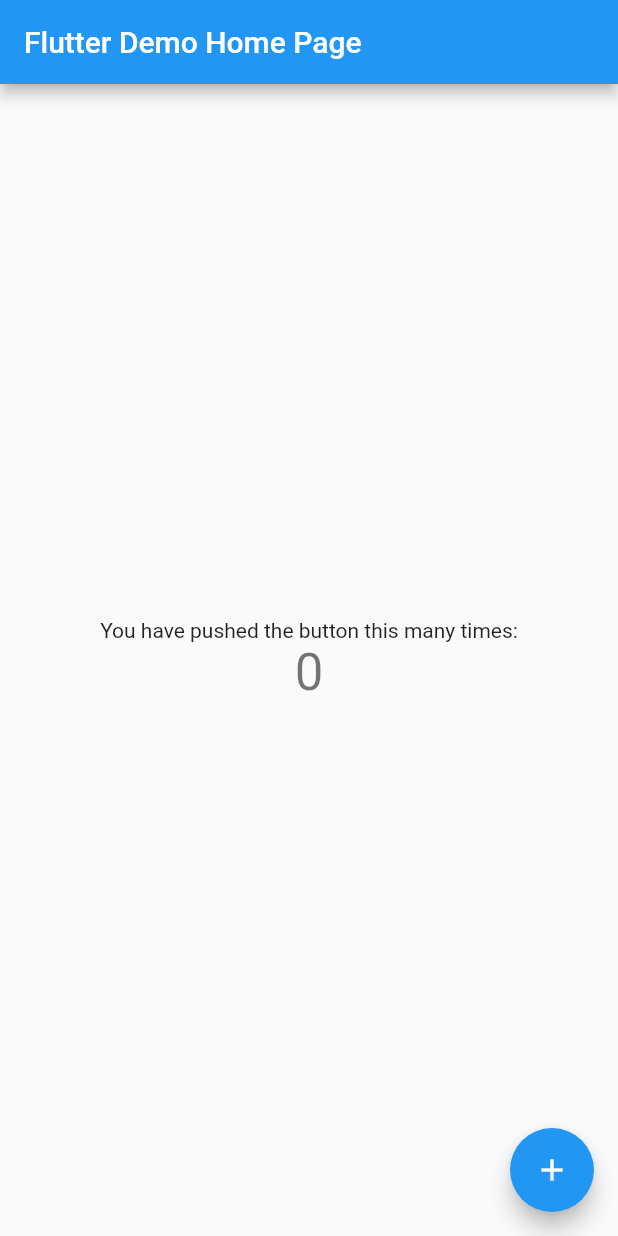
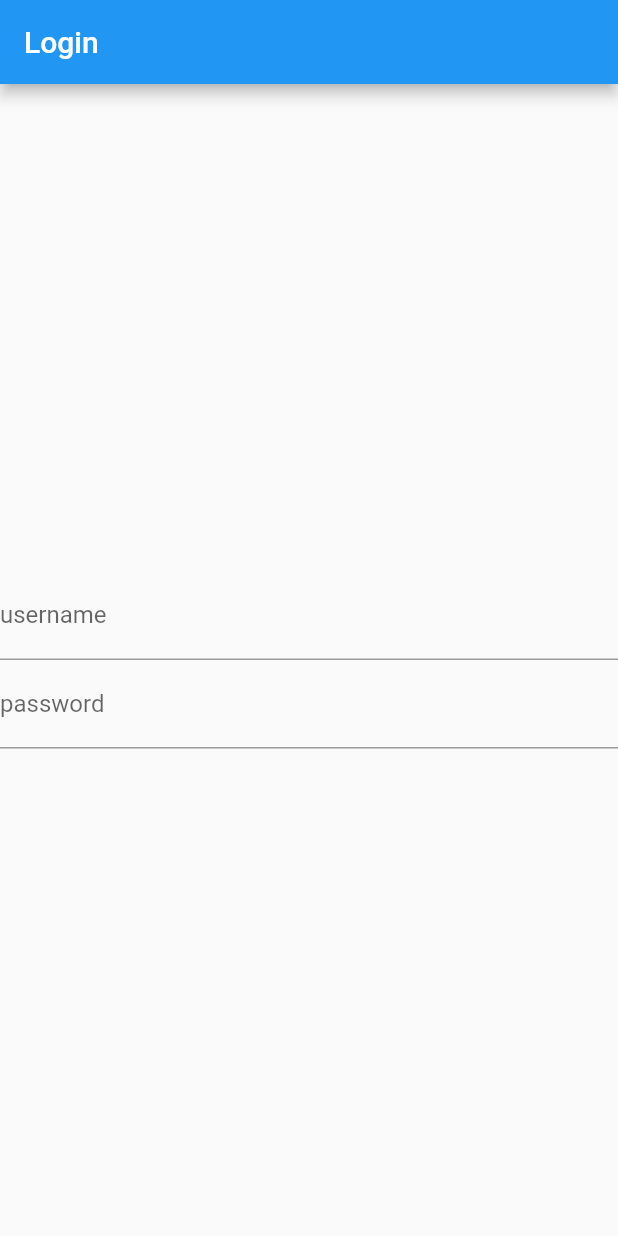
Before and after one commit to viniciusromani/poc-flutter, a Flutter app: the screen it shows after launch, on a phone screen of 412 x 824 dp. Run offline on Flutter 3.47's test engine with Material 2 defaults, Android fonts, the phone set to English and light mode, and no system bars.

Commit message:
splitting presentation

```diff
--- a/lib/main.dart
+++ b/lib/main.dart
@@ -1,5 +1,5 @@
 import 'package:flutter/material.dart';
-import 'presentation/app/POCApp.dart';
+import 'presentation/app/App.dart';
 
 void main() {
   runApp(const App());
--- /dev/null
+++ b/lib/presentation/app/App.dart
@@ -0,0 +1,17 @@
+import 'package:flutter/material.dart';
+import 'package:poc_flutter/presentation/page/LoginPage.dart';
+
+class App extends StatelessWidget {
+  const App({super.key});
+
+  @override
+  Widget build(BuildContext context) {
+    return MaterialApp(
+      title: 'POC Flutter',
+      theme: ThemeData(
+        primarySwatch: Colors.blue,
+      ),
+      home: const LoginPage(),
+    );
+  }
+}
--- a/lib/presentation/app/POCApp.dart
+++ /dev/null
@@ -1,111 +0,0 @@
-import 'package:flutter/material.dart';
-
-class App extends StatelessWidget {
-  const App({super.key});
-
-  // This widget is the root of your application.
-  @override
-  Widget build(BuildContext context) {
-    return MaterialApp(
-      title: 'Flutter Demo',
-      theme: ThemeData(
-        // This is the theme of your application.
-        //
-        // Try running your application with "flutter run". You'll see the
-        // application has a blue toolbar. Then, without quitting the app, try
-        // changing the primarySwat ch below to Colors.green and then invoke
-        // "hot reload" (press "r" in the console where you ran "flutter run",
-        // or simply save your changes to "hot reload" in a Flutter IDE).
-        // Notice that the counter didn't reset back to zero; the application
-        // is not restarted.
-        primarySwatch: Colors.blue,
-      ),
-      home: const MyHomePage(title: 'Flutter Demo Home Page'),
-    );
-  }
-}
-
-class MyHomePage extends StatefulWidget {
-  const MyHomePage({super.key, required this.title});
-
-  // This widget is the home page of your application. It is stateful, meaning
-  // that it has a State object (defined below) that contains fields that affect
-  // how it looks.
-
-  // This class is the configuration for the state. It holds the values (in this
-  // case the title) provided by the parent (in this case the App widget) and
-  // used by the build method of the State. Fields in a Widget subclass are
-  // always marked "final".
-
-  final String title;
-
-  @override
-  State<MyHomePage> createState() => _MyHomePageState();
-}
-
-class _MyHomePageState extends State<MyHomePage> {
-  int _counter = 0;
-
-  void _incrementCounter() {
-    setState(() {
-      // This call to setState tells the Flutter framework that something has
-      // changed in this State, which causes it to rerun the build method below
-      // so that the display can reflect the updated values. If we changed
-      // _counter without calling setState(), then the build method would not be
-      // called again, and so nothing would appear to happen.
-      _counter++;
-    });
-  }
-
-  @override
-  Widget build(BuildContext context) {
-    // This method is rerun every time setState is called, for instance as done
-    // by the _incrementCounter method above.
-    //
-    // The Flutter framework has been optimized to make rerunning build methods
-    // fast, so that you can just rebuild anything that needs updating rather
-    // than having to individually change instances of widgets.
-    return Scaffold(
-      appBar: AppBar(
-        // Here we take the value from the MyHomePage object that was created by
-        // the App.build method, and use it to set our appbar title.
-        title: Text(widget.title),
-      ),
-      body: Center(
-        // Center is a layout widget. It takes a single child and positions it
-        // in the middle of the parent.
-        child: Column(
-          // Column is also a layout widget. It takes a list of children and
-          // arranges them vertically. By default, it sizes itself to fit its
-          // children horizontally, and tries to be as tall as its parent.
-          //
-          // Invoke "debug painting" (press "p" in the console, choose the
-          // "Toggle Debug Paint" action from the Flutter Inspector in Android
-          // Studio, or the "Toggle Debug Paint" command in Visual Studio Code)
-          // to see the wireframe for each widget.
-          //
-          // Column has various properties to control how it sizes itself and
-          // how it positions its children. Here we use mainAxisAlignment to
-          // center the children vertically; the main axis here is the vertical
-          // axis because Columns are vertical (the cross axis would be
-          // horizontal).
-          mainAxisAlignment: MainAxisAlignment.center,
-          children: <Widget>[
-            const Text(
-              'You have pushed the button this many times:',
-            ),
-            Text(
-              '$_counter',
-              style: Theme.of(context).textTheme.headline4,
-            ),
-          ],
-        ),
-      ),
-      floatingActionButton: FloatingActionButton(
-        onPressed: _incrementCounter,
-        tooltip: 'Increment',
-        child: const Icon(Icons.add),
-      ), // This trailing comma makes auto-formatting nicer for build methods.
-    );
-  }
-}
--- /dev/null
+++ b/lib/presentation/page/HomePage.dart
@@ -0,0 +1,24 @@
+import 'package:flutter/material.dart';
+
+class HomePage extends StatelessWidget {
+  const HomePage({super.key});
+
+  @override
+  Widget build(BuildContext context) {
+    return Scaffold(
+      appBar: AppBar(
+        title: const Text('Home Page'),
+      ),
+      body: Center(
+        child: Column(
+          mainAxisAlignment: MainAxisAlignment.center,
+          children: const <Widget>[
+            Text(
+              'Welcome to the app',
+            ),
+          ],
+        ),
+      )
+    );
+  }
+}
--- /dev/null
+++ b/lib/presentation/page/LoginPage.dart
@@ -0,0 +1,16 @@
+import 'package:flutter/material.dart';
+import 'package:poc_flutter/presentation/widget/LoginForm.dart';
+
+class LoginPage extends StatelessWidget {
+  const LoginPage({super.key});
+
+  @override
+  Widget build(BuildContext context) {
+    return Scaffold(
+      appBar: AppBar(
+        title: const Text('Login'),
+      ),
+      body: const LoginForm()
+    );
+  }
+}
--- /dev/null
+++ b/lib/presentation/widget/LoginForm.dart
@@ -0,0 +1,29 @@
+import 'package:flutter/material.dart';
+
+class LoginForm extends StatelessWidget {
+  const LoginForm({super.key});
+
+  @override
+  Widget build(BuildContext context) {
+    return Center(
+      child: Column(
+        mainAxisAlignment: MainAxisAlignment.center,
+        children: const <Widget>[
+          TextField(
+            key: Key('login.username'),
+            decoration: InputDecoration(
+              labelText: 'username',
+            ),
+          ),
+          TextField(
+            key: Key('login.password'),
+            obscureText: true,
+            decoration: InputDecoration(
+              labelText: 'password'
+            ),
+          )
+        ],
+      ),
+    );
+  }
+}
```
Also changed, not shown: 1 other file.
